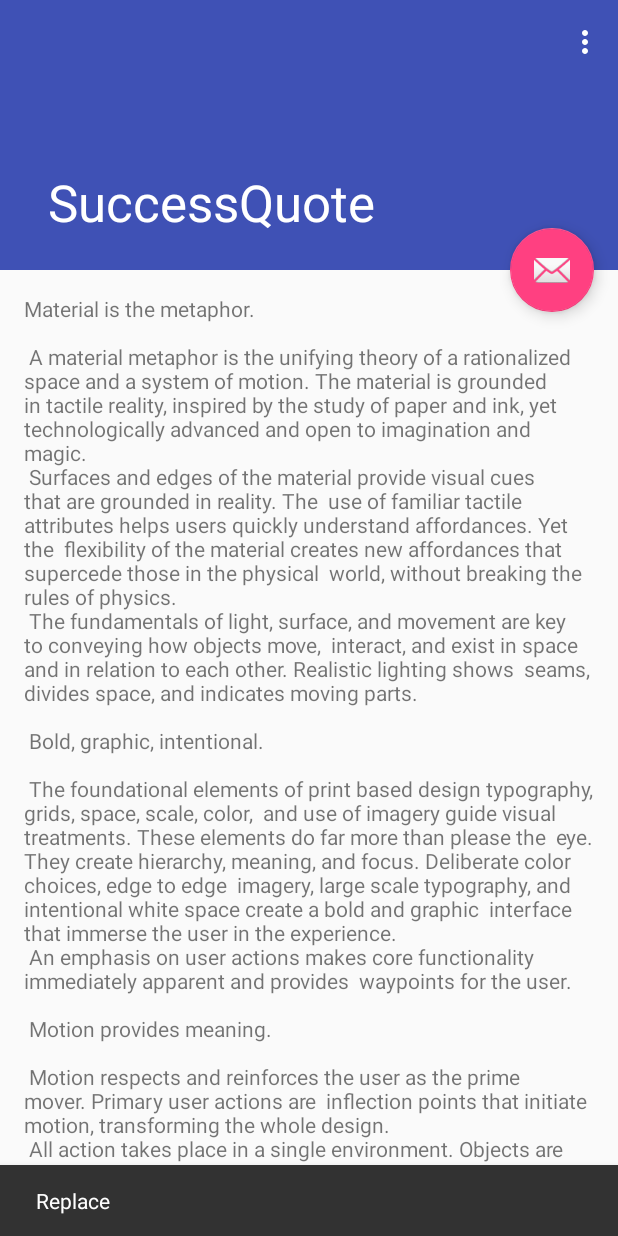
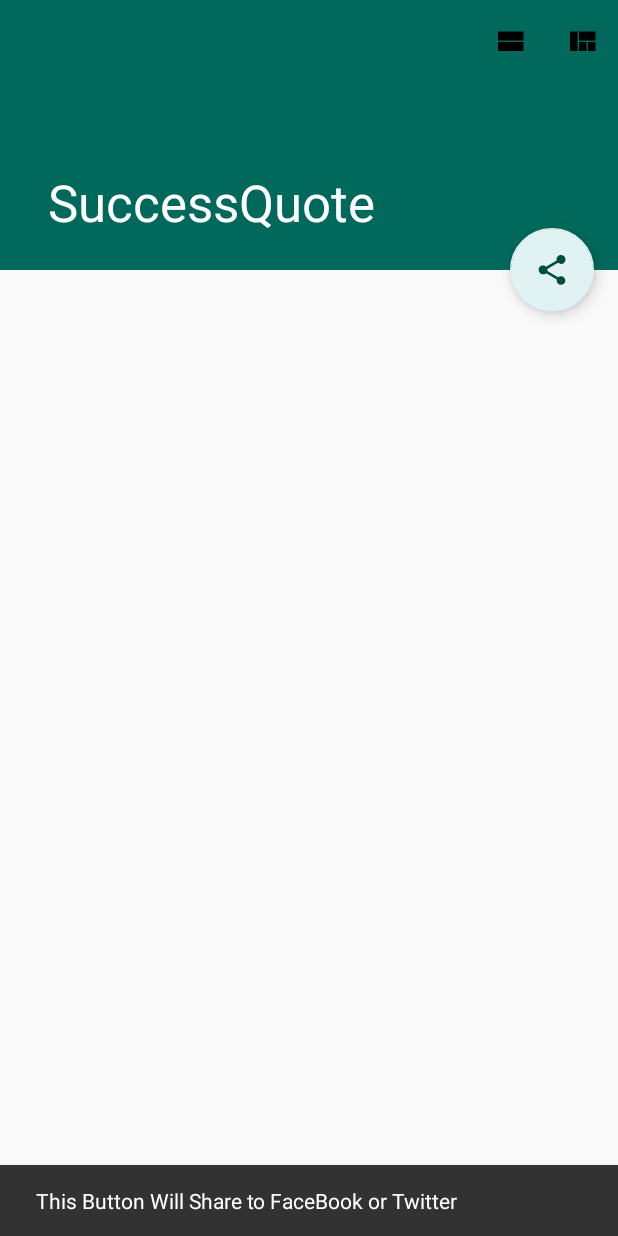
Before and after one commit to Keyner32/SuccessQuote, an Android app: the screen it shows after launch (MainActivity), after a tap on an icon or button, on a phone screen of 412 x 824 dp. Run offline under Robolectric (Android 15) with nearby library versions, the phone set to English and light mode, and no system bars.

Commit message:
added stag/linear layout

```diff
--- a/app/src/main/AndroidManifest.xml
+++ b/app/src/main/AndroidManifest.xml
@@ -15,6 +15,15 @@
             <intent-filter>
                 <action android:name="android.intent.action.MAIN"/>
 
+                <category android:name="android.intent.category.DEFAULT"/>
+            </intent-filter>
+        </activity>
+        <activity
+            android:name=".SplashScreen"
+            android:theme="@style/SplashTheme">
+            <intent-filter>
+                <action android:name="android.intent.action.MAIN"/>
+
                 <category android:name="android.intent.category.LAUNCHER"/>
             </intent-filter>
         </activity>
--- /dev/null
+++ b/app/src/main/java/com/example/gabekeyner/successquote/Adapter.java
@@ -0,0 +1,40 @@
+package com.example.gabekeyner.successquote;
+
+import android.support.v7.widget.RecyclerView;
+import android.view.View;
+import android.view.ViewGroup;
+
+/**
+ * Created by GabeKeyner on 11/2/2016.
+ */
+
+public class Adapter extends RecyclerView.Adapter<Adapter.ViewHolder> {
+    @Override
+    public Adapter.ViewHolder onCreateViewHolder(ViewGroup parent, int viewType) {
+        return null;
+    }
+
+    @Override
+    public void onBindViewHolder(Adapter.ViewHolder holder, int position) {
+
+    }
+
+    @Override
+    public int getItemCount() {
+        return 0;
+    }
+    public class ViewHolder extends RecyclerView.ViewHolder{
+
+
+        public ViewHolder(final View itemView) {
+            super(itemView);
+
+            itemView.setOnClickListener(new View.OnClickListener() {
+                @Override
+                public void onClick(View view) {
+
+                }
+            });
+        }
+    }
+}
--- a/app/src/main/java/com/example/gabekeyner/successquote/MainActivity.java
+++ b/app/src/main/java/com/example/gabekeyner/successquote/MainActivity.java
@@ -4,12 +4,20 @@ import android.os.Bundle;
 import android.support.design.widget.FloatingActionButton;
 import android.support.design.widget.Snackbar;
 import android.support.v7.app.AppCompatActivity;
+import android.support.v7.widget.LinearLayoutManager;
+import android.support.v7.widget.RecyclerView;
+import android.support.v7.widget.StaggeredGridLayoutManager;
 import android.support.v7.widget.Toolbar;
-import android.view.View;
 import android.view.Menu;
 import android.view.MenuItem;
+import android.view.View;
 
 public class MainActivity extends AppCompatActivity {
+
+    RecyclerView recyclerView;
+    MenuItem listview;
+    public int mState = 0;
+
 
     @Override
     protected void onCreate(Bundle savedInstanceState) {
@@ -22,7 +30,7 @@ public class MainActivity extends AppCompatActivity {
         fab.setOnClickListener(new View.OnClickListener() {
             @Override
             public void onClick(View view) {
-                Snackbar.make(view, "Replace ", Snackbar.LENGTH_LONG)
+                Snackbar.make(view, "This Button Will Share to FaceBook or Twitter ", Snackbar.LENGTH_LONG)
                         .setAction("Action", null).show();
             }
         });
@@ -30,22 +38,35 @@ public class MainActivity extends AppCompatActivity {
 
     @Override
     public boolean onCreateOptionsMenu(Menu menu) {
-        // Inflate the menu; this adds items to the action bar if it is present.
         getMenuInflater().inflate(R.menu.menu_main, menu);
         return true;
     }
 
+
     @Override
     public boolean onOptionsItemSelected(MenuItem item) {
-        // Handle action bar item clicks here. The action bar will
-        // automatically handle clicks on the Home/Up button, so long
-        // as you specify a parent activity in AndroidManifest.xml.
         int id = item.getItemId();
 
-        //noinspection SimplifiableIfStatement
-        if (id == R.id.action_settings) {
-            return true;
+        switch (id) {
+            case R.id.linearView:
+                mState=1;
+                LinearLayoutManager linearlayoutMang = new LinearLayoutManager(this);
+                linearlayoutMang.setOrientation(LinearLayoutManager.VERTICAL);
+//                recyclerView.setLayoutManager(linearlayoutMang);
+                setVisible(false);
+
+                break;
+            case R.id.staggerdView:
+                StaggeredGridLayoutManager staggeredGridLayoutMang = new StaggeredGridLayoutManager(2, StaggeredGridLayoutManager.VERTICAL);
+//                recyclerView.setLayoutManager(staggeredGridLayoutMang);
+                break;
         }
+
+
         return super.onOptionsItemSelected(item);
     }
+
+
+
+
 }
--- /dev/null
+++ b/app/src/main/java/com/example/gabekeyner/successquote/SplashScreen.java
@@ -0,0 +1,19 @@
+package com.example.gabekeyner.successquote;
+
+import android.content.Intent;
+import android.os.Bundle;
+import android.support.v7.app.AppCompatActivity;
+
+public class SplashScreen extends AppCompatActivity {
+
+    @Override
+    protected void onCreate(Bundle savedInstanceState) {
+        super.onCreate(savedInstanceState);
+
+
+        Intent intent = new Intent(this, MainActivity.class);
+        startActivity(intent);
+        finish();
+
+    }
+}
--- /dev/null
+++ b/app/src/main/res/drawable/ic_listview.xml
@@ -0,0 +1,9 @@
+<vector xmlns:android="http://schemas.android.com/apk/res/android"
+        android:width="24dp"
+        android:height="24dp"
+        android:viewportWidth="24.0"
+        android:viewportHeight="24.0">
+    <path
+        android:fillColor="#FF000000"
+        android:pathData="M4,18h17v-6H4v6zM4,5v6h17V5H4z"/>
+</vector>
--- /dev/null
+++ b/app/src/main/res/drawable/ic_staggerdview.xml
@@ -0,0 +1,9 @@
+<vector xmlns:android="http://schemas.android.com/apk/res/android"
+        android:width="24dp"
+        android:height="24dp"
+        android:viewportWidth="24.0"
+        android:viewportHeight="24.0">
+    <path
+        android:fillColor="#FF000000"
+        android:pathData="M10,18h5v-6h-5v6zM4,18h5L9,5L4,5v13zM16,18h5v-6h-5v6zM10,5v6h11L21,5L10,5z"/>
+</vector>
--- /dev/null
+++ b/app/src/main/res/drawable/splash.xml
@@ -0,0 +1,11 @@
+<?xml version="1.0" encoding="utf-8"?>
+<layer-list xmlns:android="http://schemas.android.com/apk/res/android">
+
+    <item
+        android:drawable="@color/colorAccent"/>
+    <item>
+        <bitmap
+            android:gravity="center"
+            android:src="@drawable/key"/>
+    </item>
+</layer-list>
--- a/app/src/main/res/layout/activity_main.xml
+++ b/app/src/main/res/layout/activity_main.xml
@@ -42,6 +42,7 @@
         android:layout_margin="@dimen/fab_margin"
         app:layout_anchor="@id/app_bar"
         app:layout_anchorGravity="bottom|end"
-        app:srcCompat="@android:drawable/ic_dialog_email"/>
+        android:tint="@color/colorPrimaryDark"
+        app:srcCompat="?android:attr/actionModeShareDrawable"/>
 
 </android.support.design.widget.CoordinatorLayout>
--- a/app/src/main/res/layout/content_main.xml
+++ b/app/src/main/res/layout/content_main.xml
@@ -9,10 +9,12 @@
     tools:context="com.example.gabekeyner.successquote.MainActivity"
     tools:showIn="@layout/activity_main">
 
-    <TextView
-        android:layout_width="wrap_content"
-        android:layout_height="wrap_content"
-        android:layout_margin="@dimen/text_margin"
-        android:text="@string/large_text"/>
+    <android.support.v7.widget.RecyclerView
+        android:id="@+id/cardView"
+        android:scrollbars="vertical"
+        android:layout_width="match_parent"
+        android:layout_height="match_parent">
+
+    </android.support.v7.widget.RecyclerView>
 
 </android.support.v4.widget.NestedScrollView>
--- a/app/src/main/res/menu/menu_main.xml
+++ b/app/src/main/res/menu/menu_main.xml
@@ -2,9 +2,18 @@
       xmlns:app="http://schemas.android.com/apk/res-auto"
       xmlns:tools="http://schemas.android.com/tools"
       tools:context="com.example.gabekeyner.successquote.MainActivity">
+
+
     <item
-        android:id="@+id/action_settings"
+        android:id="@+id/linearView"
+        android:icon="@drawable/ic_listview"
         android:orderInCategory="100"
-        android:title="@string/action_settings"
-        app:showAsAction="never"/>
+        android:title="@string/ListView"
+        app:showAsAction="ifRoom"/>
+    <item
+        android:id="@+id/staggerdView"
+        android:icon="@drawable/ic_staggerdview"
+        android:orderInCategory="100"
+        android:title="@string/stagView"
+        app:showAsAction="ifRoom"/>
 </menu>
--- a/app/src/main/res/values/colors.xml
+++ b/app/src/main/res/values/colors.xml
@@ -1,6 +1,6 @@
 <?xml version="1.0" encoding="utf-8"?>
 <resources>
-    <color name="colorPrimary">#3F51B5</color>
-    <color name="colorPrimaryDark">#303F9F</color>
-    <color name="colorAccent">#FF4081</color>
+    <color name="colorPrimary">#00695c</color>
+    <color name="colorPrimaryDark">#004d40</color>
+    <color name="colorAccent">#e0f2f1</color>
 </resources>
--- a/app/src/main/res/values/strings.xml
+++ b/app/src/main/res/values/strings.xml
@@ -90,4 +90,6 @@
         "when a user tries to pick up one of cards.\n\n"
     </string>
     <string name="action_settings">Settings</string>
+    <string name="ListView">List View</string>
+    <string name="stagView">stagView</string>
 </resources>
--- a/app/src/main/res/values/styles.xml
+++ b/app/src/main/res/values/styles.xml
@@ -17,4 +17,8 @@
 
     <style name="AppTheme.PopupOverlay" parent="ThemeOverlay.AppCompat.Light"/>
 
+    <style name="SplashTheme" parent="Theme.AppCompat.NoActionBar">
+        <item name="android:windowBackground">@drawable/splash</item>
+    </style>
+
 </resources>
```
Also changed, not shown: app/src/main/ic_launcher-web.png (added), app/src/main/res/drawable/key.png (added), app/src/main/res/mipmap-hdpi/ic_launcher.png, app/src/main/res/mipmap-mdpi/ic_launcher.png, app/src/main/res/mipmap-xhdpi/ic_launcher.png, app/src/main/res/mipmap-xxhdpi/ic_launcher.png, app/src/main/res/mipmap-xxxhdpi/ic_launcher.png.
